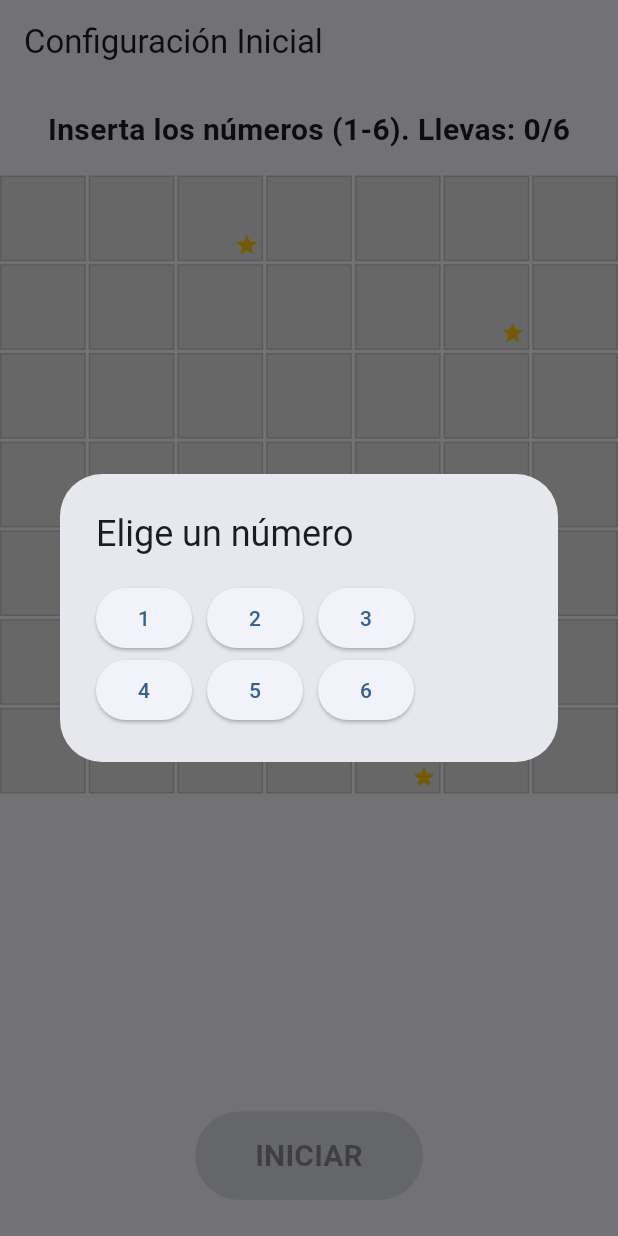
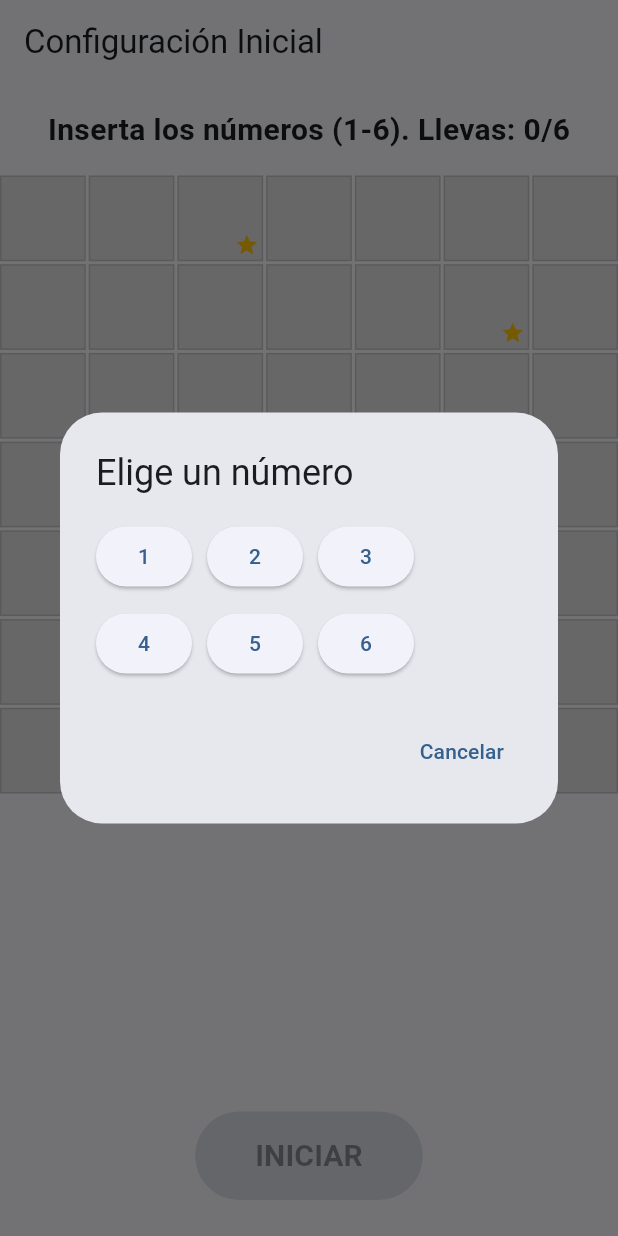
Before and after one commit to Kamurai14/jueguito, a Flutter app: the screen it shows after launch, after a tap on the "star" icon, on a phone screen of 412 x 824 dp. Run offline on Flutter 3.47's test engine with Material 3 defaults, Android fonts, the phone set to English and light mode, and no system bars; our stand-ins replace flutter_bloc.

Commit message:
feat: implementar opcion para quitar numeros de las casillas
- Se agrega el evento QuitarValorInicial en juego_event.dart.
- Se implementa la logica para vaciar casillas y recalcular el estado en JuegoBloc.
- Se añade un boton rojo 'Borrar número' en el AlertDialog de main.dart, visible solo en casillas ocupadas.

```diff
--- a/lib/juego_event.dart
+++ b/lib/juego_event.dart
@@ -27,3 +27,10 @@ class MoverValorInicial extends JuegoEvent {
 
   MoverValorInicial(this.xOrigen, this.yOrigen, this.xDestino, this.yDestino, this.valor);
 }
+
+class QuitarValorInicial extends JuegoEvent {
+  final int x;
+  final int y;
+
+  QuitarValorInicial(this.x, this.y);
+}
--- a/lib/main.dart
+++ b/lib/main.dart
@@ -152,6 +152,8 @@ class PantallaTablero extends StatelessWidget {
 
   // Método actualizado que recibe el state para buscar si el número ya existe
   void _mostrarSelectorNumero(BuildContext context, int x, int y, JuegoState state) {
+    Casilla casillaActual = state.tablero.obtenerCasilla(x, y);
+    bool tieneNumero = casillaActual.valor != null;
     showDialog(
       context: context,
       builder: (BuildContext dialogContext) {
@@ -159,6 +161,7 @@ class PantallaTablero extends StatelessWidget {
           title: const Text('Elige un número'),
           content: Wrap(
             spacing: 10,
+            runSpacing: 10,
             children: List.generate(6, (index) {
               int numero = index + 1;
               return ElevatedButton(
@@ -183,6 +186,22 @@ class PantallaTablero extends StatelessWidget {
               );
             }),
           ),
+          actions: [
+            if (tieneNumero)
+              TextButton(
+                onPressed: () {
+                  // Enviamos el evento para borrar el número
+                  context.read<JuegoBloc>().add(QuitarValorInicial(x, y));
+                  Navigator.of(dialogContext).pop();
+                },
+                style: TextButton.styleFrom(foregroundColor: Colors.red),
+                child: const Text('Borrar número'),
+              ),
+            TextButton(
+              onPressed: () => Navigator.of(dialogContext).pop(),
+              child: const Text('Cancelar'),
+            ),
+          ],
         );
       },
     );
```
Also changed, not shown: lib/juego_bloc.dart (+10 -0 lines).
